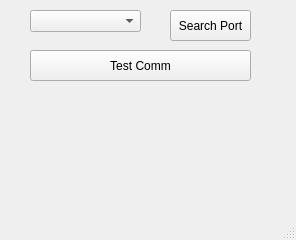
Qt form gui/MainWindow.ui (Alfa-Elettronica/SwCollaudoL24) before a commit.
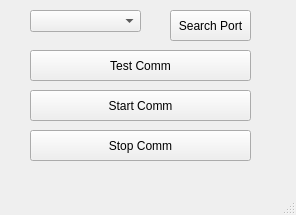
The same form after that commit.

Commit message: START STOP COMM THREAD

What changed in the file:
```diff
--- a/gui/MainWindow.ui
+++ b/gui/MainWindow.ui
@@ -7,7 +7,7 @@
     <x>0</x>
     <y>0</y>
     <width>296</width>
-    <height>240</height>
+    <height>215</height>
    </rect>
   </property>
   <property name="windowTitle">
@@ -50,6 +50,32 @@
      <string>Test Comm</string>
     </property>
    </widget>
+   <widget class="QPushButton" name="btnStartComm">
+    <property name="geometry">
+     <rect>
+      <x>30</x>
+      <y>90</y>
+      <width>221</width>
+      <height>31</height>
+     </rect>
+    </property>
+    <property name="text">
+     <string>Start Comm</string>
+    </property>
+   </widget>
+   <widget class="QPushButton" name="btnStopComm">
+    <property name="geometry">
+     <rect>
+      <x>30</x>
+      <y>130</y>
+      <width>221</width>
+      <height>31</height>
+     </rect>
+    </property>
+    <property name="text">
+     <string>Stop Comm</string>
+    </property>
+   </widget>
   </widget>
   <widget class="QMenuBar" name="menubar">
    <property name="geometry">
```
The commit also changes 2 other files.
